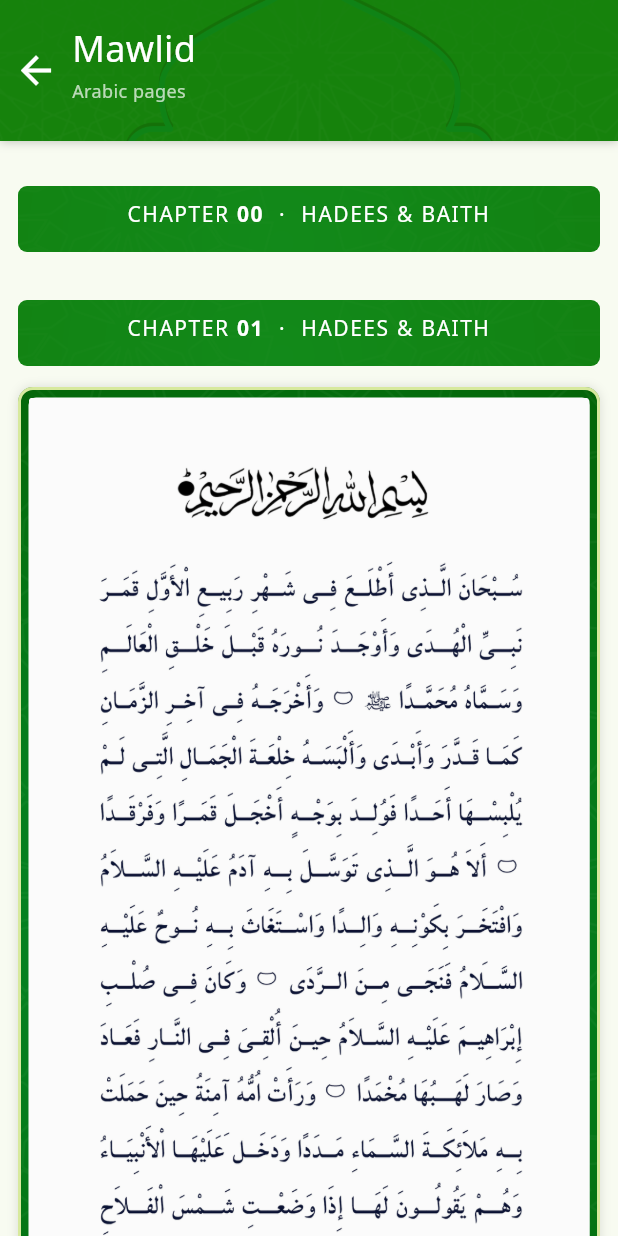
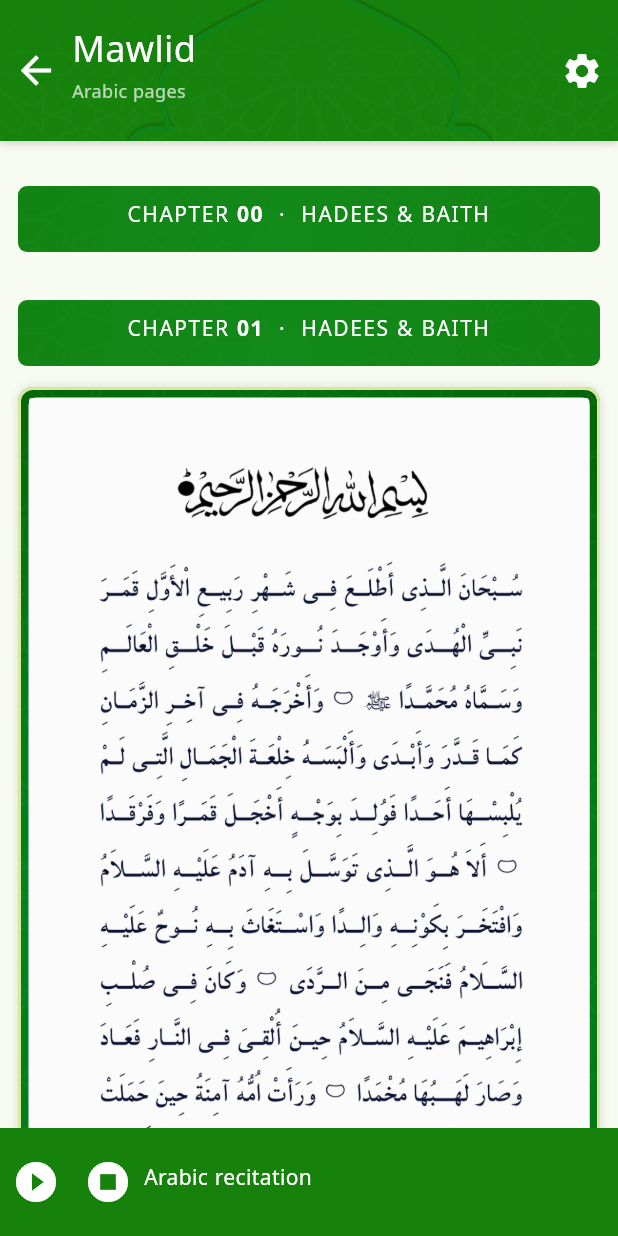
Before and after one commit to msawad08/manqoos-moulid, a Flutter app: the ArabicPdfScreen screen opened directly with empty values, on a phone screen of 412 x 824 dp. Run offline on Flutter 3.47's test engine with Material 3 defaults, Android fonts, the phone set to English and light mode, and no system bars; our stand-ins replace share_plus.

Commit message:
fix: remove duplicate Mawlid navigation bars

```diff
--- a/lib/main.dart
+++ b/lib/main.dart
@@ -95,20 +95,16 @@ class _HomeScreenState extends State<HomeScreen> {
             )
           : const SettingsScreen(),
     ),
-    bottomNavigationBar: NavigationBar(
+    bottomNavigationBar: selectedTab == 1
+        ? null
+        : NavigationBar(
             selectedIndex: selectedTab,
             onDestinationSelected: (index) => setState(() => selectedTab = index),
             indicatorColor: paleGreen,
             destinations: const [
               NavigationDestination(icon: Icon(Icons.home_outlined), label: 'HOME'),
-        NavigationDestination(
-          icon: Icon(Icons.menu_book_outlined),
-          label: 'MAWLID',
-        ),
-        NavigationDestination(
-          icon: Icon(Icons.settings_outlined),
-          label: 'SETTINGS',
-        ),
+              NavigationDestination(icon: Icon(Icons.menu_book_outlined), label: 'MAWLID'),
+              NavigationDestination(icon: Icon(Icons.settings_outlined), label: 'SETTINGS'),
             ],
           ),
   );
@@ -323,10 +319,11 @@ class GreenHeader extends StatelessWidget {
 }
 
 class BrandedAppBar extends StatelessWidget implements PreferredSizeWidget {
-  const BrandedAppBar({super.key, required this.title, this.subtitle});
+  const BrandedAppBar({super.key, required this.title, this.subtitle, this.action});
 
   final String title;
   final String? subtitle;
+  final Widget? action;
 
   @override
   Size get preferredSize => const Size.fromHeight(94);
@@ -377,7 +374,7 @@ class BrandedAppBar extends StatelessWidget implements PreferredSizeWidget {
               ],
             ),
           ),
-          const SizedBox(width: 12),
+          action ?? const SizedBox(width: 12),
         ],
       ),
     ),
@@ -639,7 +636,17 @@ class _ReaderScreenState extends State<ReaderScreen> {
   Widget build(BuildContext context) => ValueListenableBuilder<AppSettings>(
     valueListenable: appSettings,
     builder: (context, settings, _) => Scaffold(
-      appBar: const BrandedAppBar(title: 'Mawlid', subtitle: 'Translation'),
+      appBar: BrandedAppBar(
+        title: 'Mawlid',
+        subtitle: 'Translation',
+        action: IconButton(
+          tooltip: 'Settings',
+          onPressed: () => Navigator.of(context).push(
+            MaterialPageRoute<void>(builder: (_) => const SettingsScreen()),
+          ),
+          icon: const Icon(Icons.settings, color: Colors.white, size: 28),
+        ),
+      ),
       body: FutureBuilder<MawlidContent>(
         future: settings.language == 'Kannada'
             ? MawlidContent.loadKannada()
@@ -690,7 +697,7 @@ class _ReaderScreenState extends State<ReaderScreen> {
         showExplanation: showExplanation,
         explanationEnabled: selectedHasExplanation,
         reciter: settings.reciter,
-        onExplanation: () => setState(() => showExplanation = !showExplanation),
+        onExplanation: () => _showExplanation(context),
         onCopy: () => _copySelectedEntry(context),
         onShare: () => _shareSelectedEntry(context),
       ),
@@ -751,8 +758,6 @@ class _ReaderScreenState extends State<ReaderScreen> {
               ),
             ),
             ReaderVerse(text: translation, selected: selected),
-            if (selected && showExplanation && entry.explanation.isNotEmpty)
-              ExplanationBlock(text: entry.explanation),
           ],
         ),
       ),
@@ -777,6 +782,38 @@ class _ReaderScreenState extends State<ReaderScreen> {
       ScaffoldMessenger.of(context)
           .showSnackBar(const SnackBar(content: Text('Verse copied')));
     }
+  }
+
+  Future<void> _showExplanation(BuildContext context) async {
+    final content = await _loadContent();
+    final entry = _selectedEntry(content);
+    if (entry == null || entry.explanation.isEmpty || !context.mounted) return;
+    await showDialog<void>(
+      context: context,
+      builder: (dialogContext) => AlertDialog(
+        title: const Text('Explanation'),
+        content: SizedBox(
+          width: double.maxFinite,
+          child: SingleChildScrollView(
+            child: Text(
+              entry.explanation,
+              style: const TextStyle(
+                color: deepGreen,
+                fontFamily: 'NotoSansKannada',
+                fontSize: 17,
+                height: 1.5,
+              ),
+            ),
+          ),
+        ),
+        actions: [
+          TextButton(
+            onPressed: () => Navigator.pop(dialogContext),
+            child: const Text('CLOSE'),
+          ),
+        ],
+      ),
+    );
   }
 
   Future<void> _shareSelectedEntry(BuildContext context) async {
@@ -981,7 +1018,17 @@ class _ArabicPdfScreenState extends State<ArabicPdfScreen> {
     });
     final chapters = orderedChapterNumbers(widget.chapterNumber);
     return Scaffold(
-      appBar: const BrandedAppBar(title: 'Mawlid', subtitle: 'Arabic pages'),
+      appBar: BrandedAppBar(
+        title: 'Mawlid',
+        subtitle: 'Arabic pages',
+        action: IconButton(
+          tooltip: 'Settings',
+          onPressed: () => Navigator.of(context).push(
+            MaterialPageRoute<void>(builder: (_) => const SettingsScreen()),
+          ),
+          icon: const Icon(Icons.settings, color: Colors.white, size: 28),
+        ),
+      ),
       body: ListView(
         controller: scrollController,
         padding: const EdgeInsets.symmetric(vertical: 12),
@@ -1024,8 +1071,46 @@ class _ArabicPdfScreenState extends State<ArabicPdfScreen> {
           ],
         ],
       ),
+      bottomNavigationBar: const AudioBar(),
     );
   }
+}
+
+class AudioBar extends StatelessWidget {
+  const AudioBar({super.key});
+
+  @override
+  Widget build(BuildContext context) => Material(
+    color: brightGreen,
+    child: SafeArea(
+      child: SizedBox(
+        height: 72,
+        child: Row(
+          children: [
+            IconButton(
+              onPressed: () {},
+              color: Colors.white,
+              icon: const Icon(Icons.play_circle_fill, size: 32),
+            ),
+            IconButton(
+              onPressed: () {},
+              color: Colors.white,
+              icon: const Icon(Icons.stop_circle, size: 32),
+            ),
+            const Expanded(
+              child: Text(
+                'Arabic recitation',
+                maxLines: 1,
+                overflow: TextOverflow.ellipsis,
+                style: TextStyle(color: Colors.white, fontWeight: FontWeight.bold),
+              ),
+            ),
+            const SizedBox(width: 12),
+          ],
+        ),
+      ),
+    ),
+  );
 }
 
 List<String> chapterPageAssets(int chapter) {
```
Lines whose indentation alone changed are shown as unchanged.
